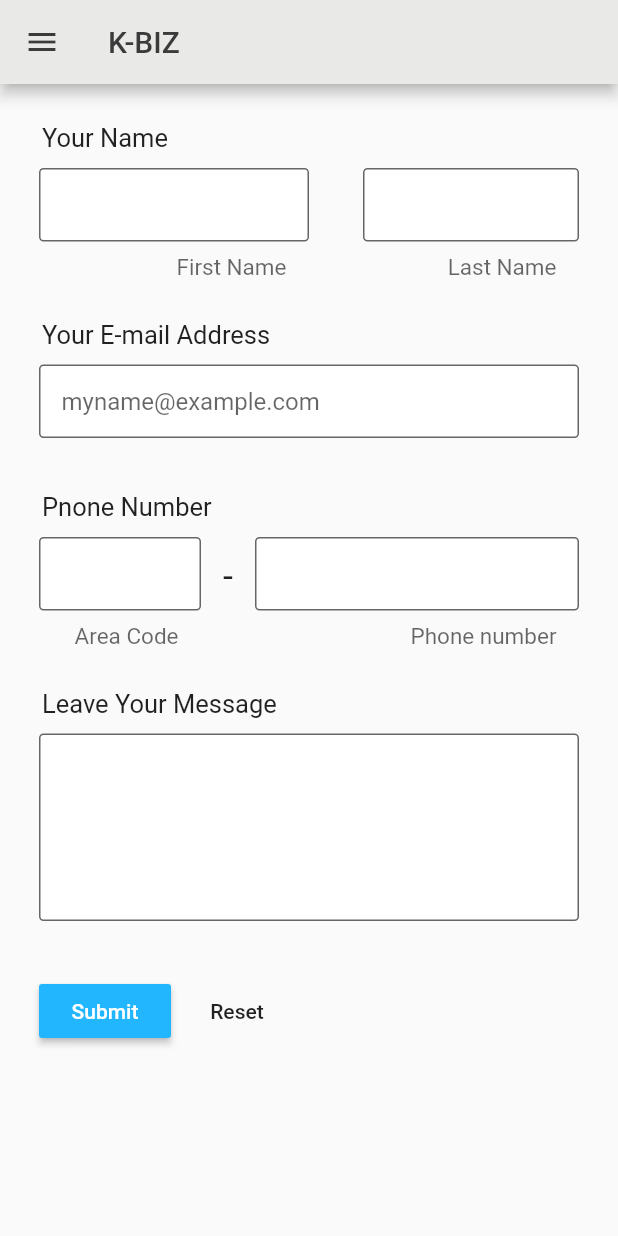
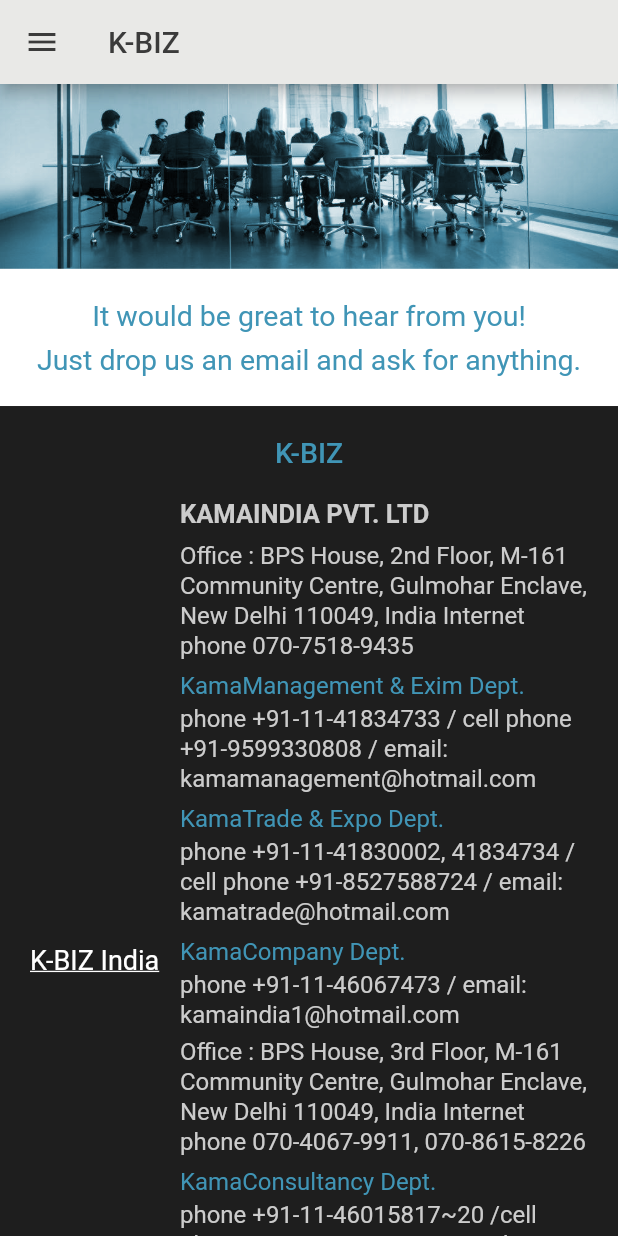
Before and after one commit to bobbohee/kbiz-india, a Flutter app: the ContactUsRoute screen opened directly, on a phone screen of 412 x 824 dp. Run offline on Flutter 3.47's test engine with Material 2 defaults, Android fonts, the phone set to English and light mode, and no system bars; drawn by our look-alikes of flutter_form_builder; our stand-ins replace splashscreen.

Commit message:
Feat : add contact us screen :telephone_receiver:

```diff
--- a/lib/routes/contact_us_route.dart
+++ b/lib/routes/contact_us_route.dart
@@ -1,7 +1,7 @@
 import 'package:flutter/material.dart';
 
-import 'package:splash/routes/modules/my_form.dart';
 import 'package:splash/routes/modules/my_menu.dart';
+import 'package:splash/routes/modules/my_contact_us.dart';
 
 class ContactUsRoute extends StatelessWidget {
   final Color mainColor = Color(0xff4095b6);
@@ -19,7 +19,7 @@ class ContactUsRoute extends StatelessWidget {
         iconTheme: IconThemeData(color: fontColor),
         backgroundColor: subColor,
       ),
-      body: MyForm(),
+      body: MyContactUs(),
       drawer: MyMenu(),
     );
   }
--- /dev/null
+++ b/lib/routes/modules/my_contact_us.dart
@@ -0,0 +1,56 @@
+import 'package:flutter/material.dart';
+
+import 'package:splash/routes/modules/my_contact_us_form.dart';
+
+class MyContactUs extends StatelessWidget {
+  final Color mainColor = Color(0xff4095b6);
+  final Color subColor = Color(0xffe9e9e7);
+  final Color fontColor = Color(0xff3b3b3b);
+
+  @override
+  Widget build(BuildContext context) {
+    return Container(
+      child: ListView(
+        children: <Widget>[
+          // * content 1
+          Image.asset('assets/images/banners/contact_us/banner1.png'),
+          // * content 2
+          Container(
+            color: Colors.white,
+            padding: EdgeInsets.symmetric(
+              vertical: 20.0,
+              horizontal: 10.0
+            ),
+            child: Column(
+              children: <Widget>[
+                Container(
+                  margin: EdgeInsets.only(bottom: 7.5),
+                  child: Text(
+                    'It would be great to hear from you!',
+                    style: TextStyle(
+                      fontSize: 19,
+                      fontFamily: "Roboto",
+                      color: mainColor,
+                    ),
+                  ),
+                ),
+                Container(
+                  child: Text(
+                    'Just drop us an email and ask for anything.',
+                    style: TextStyle(
+                      fontSize: 19,
+                      fontFamily: "Roboto",
+                      color: mainColor,
+                    ),
+                  ),
+                ),
+              ],
+            ),
+          ),
+          // * content 3
+          MyContactUsForm(),
+        ],
+      )
+    );
+  }
+}
--- /dev/null
+++ b/lib/routes/modules/my_contact_us_form.dart
@@ -0,0 +1,225 @@
+import 'package:flutter/material.dart';
+
+class MyContactUsForm extends StatelessWidget {
+  final Color mainColor = Color(0xff4095b6);
+  final Color subColor = Color(0xffe9e9e7);
+  final Color fontColor = Color(0xff3b3b3b);
+
+  final Color fontGrayColor = Color(0xffcccccc);
+
+  @override
+  Widget build(BuildContext context) {
+    return Container(
+        color: Color(0xff1e1e1e),
+        padding: EdgeInsets.all(20.0),
+        child: Column(
+          children: <Widget>[
+            Container(
+              margin: EdgeInsets.only(bottom: 20.0),
+              child: Text(
+                'K-BIZ',
+                style: TextStyle(
+                  fontSize: 19,
+                  fontFamily: "Roboto",
+                  fontWeight: FontWeight.w500,
+                  color: mainColor,
+                ),
+              ),
+            ),
+            Row(
+              children: <Widget>[
+                Container(
+                  width: 100.0,
+                  child: Text(
+                    'K-BIZ India',
+                    style: TextStyle(
+                      fontSize: 18.0,
+                      fontFamily: "Roboto",
+                      color: Colors.white,
+                      decoration: TextDecoration.underline
+                    ),
+                  ),
+                ),
+                Expanded(
+                  child: Container(
+                    child: Column(
+                      crossAxisAlignment: CrossAxisAlignment.start,
+                      children: <Widget>[
+                        Container(
+                          child: Text(
+                            'KAMAINDIA PVT. LTD',
+                            style: TextStyle(
+                              fontSize: 17.0,
+                              fontFamily: "Roboto",
+                              fontWeight: FontWeight.w800,
+                              color: fontGrayColor
+                            ),
+                          )
+                        ),
+                        Container(
+                          margin: EdgeInsets.only(top: 7.5),
+                          child: Text(
+                            'Office : BPS House, 2nd Floor, M-161 Community Centre, Gulmohar Enclave, New Delhi 110049, India Internet phone 070-7518-9435',
+                            style: TextStyle(
+                              fontSize: 16.0,
+                              fontFamily: "Roboto",
+                              color: fontGrayColor,
+                              height: 1.25,
+                            ),
+                          )
+                        ),
+                        Container(
+                          margin: EdgeInsets.only(top: 7.5),
+                          child: Text(
+                            'KamaManagement & Exim Dept.',
+                            style: TextStyle(
+                              fontSize: 16.0,
+                              fontFamily: "Roboto",
+                              color: mainColor,
+                            ),
+                          )
+                        ),
+                        Container(
+                          margin: EdgeInsets.only(top: 2.0),
+                          child: Text(
+                            'phone +91-11-41834733 / cell phone +91-9599330808 / email: kamamanagement@hotmail.com',
+                            style: TextStyle(
+                              fontSize: 16.0,
+                              fontFamily: "Roboto",
+                              color: fontGrayColor,
+                              height: 1.25,
+                            ),
+                          )
+                        ),
+                        Container(
+                          margin: EdgeInsets.only(top: 7.5),
+                          child: Text(
+                            'KamaTrade & Expo Dept.',
+                            style: TextStyle(
+                              fontSize: 16.0,
+                              fontFamily: "Roboto",
+                              color: mainColor
+                            ),
+                          )
+                        ),
+                        Container(
+                          margin: EdgeInsets.only(top: 2.0),
+                          child: Text(
+                            'phone +91-11-41830002, 41834734 / cell phone +91-8527588724 / email: kamatrade@hotmail.com',
+                            style: TextStyle(
+                              fontSize: 16.0,
+                              fontFamily: "Roboto",
+                              color: fontGrayColor,
+                              height: 1.25,
+                            ),
+                          )
+                        ),
+                        Container(
+                          margin: EdgeInsets.only(top: 7.5),
+                          child: Text(
+                            'KamaCompany Dept.',
+                            style: TextStyle(
+                              fontSize: 16.0,
+                              fontFamily: "Roboto",
+                              color: mainColor
+                            ),
+                          )
+                        ),
+                        Container(
+                          margin: EdgeInsets.only(top: 2.0),
+                          child: Text(
+                            'phone +91-11-46067473 / email: kamaindia1@hotmail.com',
+                            style: TextStyle(
+                              fontSize: 16.0,
+                              fontFamily: "Roboto",
+                              color: fontGrayColor,
+                              height: 1.25,
+                            ),
+                          )
+                        ),
+                        Container(
+                          margin: EdgeInsets.only(top: 5.0),
+                          child: Text(
+                            'Office : BPS House, 3rd Floor, M-161 Community Centre, Gulmohar Enclave, New Delhi 110049, India Internet phone 070-4067-9911, 070-8615-8226',
+                            style: TextStyle(
+                              fontSize: 16.0,
+                              fontFamily: "Roboto",
+                              color: fontGrayColor,
+                              height: 1.25,
+                            ),
+                          )
+                        ),
+                        Container(
+                          margin: EdgeInsets.only(top: 7.5),
+                          child: Text(
+                            'KamaConsultancy Dept.',
+                            style: TextStyle(
+                              fontSize: 16.0,
+                              fontFamily: "Roboto",
+                              color: mainColor
+                            ),
+                          )
+                        ),
+                        Container(
+                          margin: EdgeInsets.only(top: 2.0),
+                          child: Text(
+                            'phone +91-11-46015817~20 /cell phone+91-9958134058 / email: kamaconsultancy@hotmail.com',
+                            style: TextStyle(
+                              fontSize: 16.0,
+                              fontFamily: "Roboto",
+                              color: fontGrayColor,
+                              height: 1.25,
+                            ),
+                          )
+                        ),
+                        Container(
+                          margin: EdgeInsets.only(top: 7.5),
+                          child: Text(
+                            'KConsultancy',
+                            style: TextStyle(
+                              fontSize: 16.0,
+                              fontFamily: "Roboto",
+                              color: mainColor
+                            ),
+                          )
+                        ),
+                        Container(
+                          margin: EdgeInsets.only(top: 2.0),
+                          child: Text(
+                            'phone +91-11-46015816 /cell phone+91-9810302230 / email: k_consultancy@hotmail.com',
+                            style: TextStyle(
+                              fontSize: 16.0,
+                              fontFamily: "Roboto",
+                              color: fontGrayColor,
+                              height: 1.25,
+                            ),
+                          )
+                        ),
+                      ],
+                    ),
+                  ),
+                )
+              ],
+            ),
+            Row(
+              children: <Widget>[
+                Container(),
+                Container(),
+              ],
+            ),
+            Row(
+              children: <Widget>[
+                Container(),
+                Container(),
+              ],
+            ),
+            Row(
+              children: <Widget>[
+                Container(),
+                Container(),
+              ],
+            ),
+          ],
+        ));
+  }
+}
--- a/lib/routes/modules/my_form.dart
+++ /dev/null
@@ -1,274 +0,0 @@
-import 'package:flutter/material.dart';
-import 'package:flutter_form_builder/flutter_form_builder.dart';
-
-class MyForm extends StatelessWidget {
-  final GlobalKey<FormBuilderState> _fbKey = GlobalKey<FormBuilderState>();
-
-  @override
-  Widget build(BuildContext context) {
-    return ListView(
-      padding: EdgeInsets.all(26.0),
-      children: <Widget>[
-        FormBuilder(
-          key: _fbKey,
-          initialValue: {
-            'date': DateTime.now(),
-            'accept_terms': false,
-          },
-          autovalidate: true,
-          child: Column(
-            children: <Widget>[
-              Container(
-                padding: EdgeInsets.only(bottom: 26.0),
-                child: Column(
-                  children: <Widget>[
-                    Container(
-                      alignment: Alignment.centerLeft,
-                      padding: EdgeInsets.only(
-                        left: 2.0,
-                        bottom: 10.0,
-                      ),
-                      child: Text(
-                        "Your Name",
-                        style: TextStyle(fontSize: 17.0),
-                      ),
-                    ),
-                    Row(
-                      children: <Widget>[
-                        Expanded(
-                          flex: 5,
-                          child: Container(
-                            child: FormBuilderTextField(
-                              attribute: "first name",
-                              initialValue: "",
-                              keyboardType: TextInputType.text,
-                              decoration: InputDecoration(
-                                filled: true,
-                                fillColor: Colors.white,
-                                border: OutlineInputBorder(
-                                  borderRadius: BorderRadius.all(
-                                    Radius.circular(3.0)
-                                  ),
-                                ),
-                                counterText: "First Name",
-                                counterStyle: TextStyle(fontSize: 15.0),
-                                contentPadding: EdgeInsets.all(15.0),
-                              ),
-                            ),
-                          ),
-                        ),
-                        Expanded(
-                          flex: 1,
-                          child: Container(
-                            child: Text(""),
-                          ),
-                        ),
-                        Expanded(
-                          flex: 4,
-                          child: Container(
-                            child: FormBuilderTextField(
-                              attribute: "last name",
-                              initialValue: "",
-                              keyboardType: TextInputType.text,
-                              decoration: InputDecoration(
-                                filled: true,
-                                fillColor: Colors.white,
-                                border: OutlineInputBorder(
-                                  borderRadius: BorderRadius.all(
-                                    Radius.circular(3.0)
-                                  ),
-                                ),
-                                counterText: "Last Name",
-                                counterStyle: TextStyle(fontSize: 15.0),
-                                contentPadding: EdgeInsets.all(15.0),
-                              ),
-                            ),
-                          ),
-                        ),
-                      ],
-                    )
-                  ],
-                ),
-              ),
-              Container(
-                padding: EdgeInsets.only(bottom: 36.0),
-                child: Column(
-                  children: <Widget>[
-                    Container(
-                      alignment: Alignment.centerLeft,
-                      padding: EdgeInsets.only(
-                        left: 2.0,
-                        bottom: 10.0,
-                      ),
-                      child: Text(
-                        "Your E-mail Address",
-                        style: TextStyle(fontSize: 17.0),
-                      ),
-                    ),
-                    Container(
-                      child: FormBuilderTextField(
-                        attribute: "email address",
-                        initialValue: "",
-                        keyboardType: TextInputType.emailAddress,
-                        decoration: InputDecoration(
-                          filled: true,
-                          fillColor: Colors.white,
-                          border: OutlineInputBorder(
-                            borderRadius: BorderRadius.all(
-                              Radius.circular(3.0)
-                            ),
-                          ),
-                          hintText: "myname@example.com",
-                          contentPadding: EdgeInsets.all(15.0),
-                        ),
-                        validators: [FormBuilderValidators.email()],
-                      ),
-                    ),
-                  ],
-                ),
-              ),
-              Container(
-                padding: EdgeInsets.only(bottom: 26.0),
-                child: Column(
-                  children: <Widget>[
-                    Container(
-                      alignment: Alignment.centerLeft,
-                      padding: EdgeInsets.only(
-                        left: 2.0,
-                        bottom: 10.0,
-                      ),
-                      child: Text(
-                        "Pnone Number",
-                        style: TextStyle(fontSize: 17.0),
-                      ),
-                    ),
-                    Row(
-                      children: <Widget>[
-                        Expanded(
-                          flex: 3,
-                          child: Container(
-                            child: FormBuilderTextField(
-                              attribute: "area code",
-                              initialValue: "",
-                              keyboardType: TextInputType.number,
-                              decoration: InputDecoration(
-                                filled: true,
-                                fillColor: Colors.white,
-                                border: OutlineInputBorder(
-                                  borderRadius: BorderRadius.all(
-                                    Radius.circular(3.0)
-                                  ),
-                                ),
-                                counterText: "Area Code",
-                                counterStyle: TextStyle(fontSize: 15.0),
-                                contentPadding: EdgeInsets.all(15.0),
-                              ),
-                              validators: [FormBuilderValidators.numeric()],
-                            ),
-                          ),
-                        ),
-                        Expanded(
-                          flex: 1,
-                          child: Container(
-                            width: 30,
-                            height: 50,
-                            alignment: Alignment.topCenter,
-                            child: Text(
-                              "-",
-                              style: TextStyle(fontSize: 24.0),
-                            ),
-                          )
-                        ),
-                        Expanded(
-                          flex: 6,
-                          child: Container(
-                            child: FormBuilderTextField(
-                              attribute: "phone number",
-                              initialValue: "",
-                              keyboardType: TextInputType.number,
-                              decoration: InputDecoration(
-                                filled: true,
-                                fillColor: Colors.white,
-                                border: OutlineInputBorder(
-                                  borderRadius: BorderRadius.all(
-                                    Radius.circular(3.0)
-                                  ),
-                                ),
-                                counterText: "Phone number",
-                                counterStyle: TextStyle(fontSize: 15.0),
-                                contentPadding: EdgeInsets.all(15.0),
-                              ),
-                              validators: [FormBuilderValidators.numeric()],
-                            ),
-                          ),
-                        )
-                      ],
-                    )
-                  ],
-                ),
-              ),
-              Container(
-                padding: EdgeInsets.only(bottom: 26.0),
-                child: Column(
-                  children: <Widget>[
-                    Container(
-                      alignment: Alignment.centerLeft,
-                      padding: EdgeInsets.only(
-                        left: 2.0,
-                        bottom: 10.0,
-                      ),
-                      child: Text(
-                        "Leave Your Message",
-                        style: TextStyle(fontSize: 17.0),
-                      ),
-                    ),
-                    Container(
-                      padding: EdgeInsets.only(bottom: 10.0),
-                      child: FormBuilderTextField(
-                        attribute: "message",
-                        initialValue: "",
-                        minLines: 5,
-                        maxLines: 5,
-                        keyboardType: TextInputType.multiline,
-                        decoration: InputDecoration(
-                          filled: true,
-                          fillColor: Colors.white,
-                          border: OutlineInputBorder(
-                            borderRadius: BorderRadius.all(
-                              Radius.circular(3.0)
-                            ),
-                          ),
-                          contentPadding: EdgeInsets.all(15.0),
-                        ),
-                      ),
-                    ),
-                  ],
-                ),
-              ),
-              Row(
-                children: <Widget>[
-                  MaterialButton(
-                    textColor: Colors.white,
-                    color: Color(0xff22b6ff),
-                    child: Text("Submit"),
-                    onPressed: () {
-                      if (_fbKey.currentState.saveAndValidate()) {
-                        print(_fbKey.currentState.value);
-                      }
-                    },
-                  ),
-                  MaterialButton(
-                    child: Text("Reset"),
-                    onPressed: () {
-                      _fbKey.currentState.reset();
-                    },
-                  ),
-                ],
-              ),
-            ],
-          ),
-        ),
-      ]
-    );
-  }
-}
--- a/lib/routes/modules/my_tile.dart
+++ b/lib/routes/modules/my_tile.dart
@@ -8,6 +8,7 @@ import 'package:splash/routes/corporate_consulting_route.dart';
 import 'package:splash/routes/biz_tour_route.dart';
 import 'package:splash/routes/biz_events_route.dart';
 import 'package:splash/routes/magazine_route.dart';
+import 'package:splash/routes/contact_us_route.dart';
 
 class MyTile extends StatelessWidget {
   const MyTile(this.title, this.context);
@@ -124,4 +125,9 @@ final List<MyTileItem> myTileItem = <MyTileItem>[
     icon: Icons.photo_album,
     moveRoute: MagazineRoute(),
   ),
+  MyTileItem(
+    title: 'Contact Us',
+    icon: Icons.call,
+    moveRoute: ContactUsRoute(),
+  ),
 ];
--- a/pubspec.yaml
+++ b/pubspec.yaml
@@ -28,6 +28,7 @@ flutter:
     - assets/images/banners/
     - assets/images/banners/home/
     - assets/images/banners/management/
+    - assets/images/banners/contact_us/
     - assets/images/banners/corporate_consulting/
     - assets/images/contents/
   fonts:
```
Also changed, not shown: assets/images/banners/contact_us/banner1.png (added).
